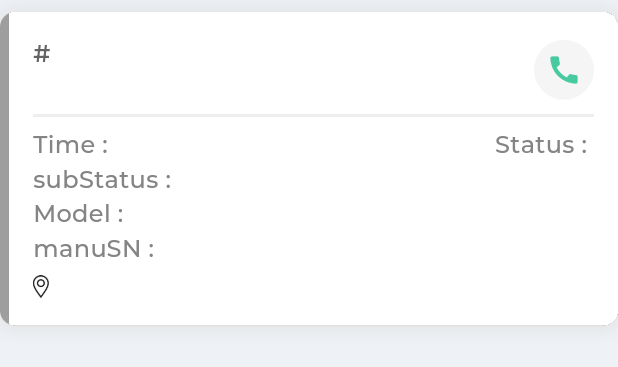
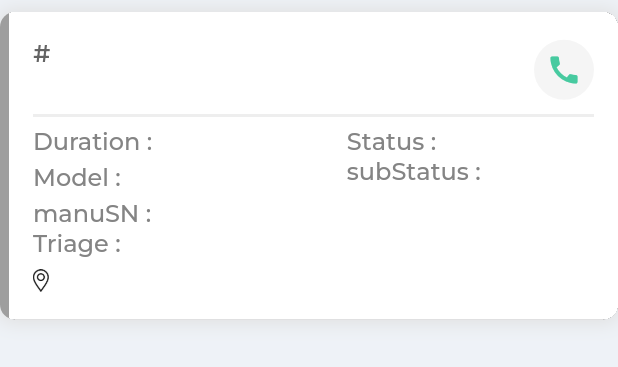
Before and after one commit to Ritik0110/service_management, a Flutter app: the TicketCard widget shown alone on an empty page, opened directly with empty values, on a phone screen of 412 x 824 dp. Shown: the top 367 px of the screen. Run offline on Flutter 3.47's test engine with Material 3 defaults, Android fonts, the phone set to English and light mode, and no system bars; our stand-ins replace dio, easy_date_timeline, flutter_native_splash, fluttertoast, get, shared_preferences; accounts and stored records are empty; network calls fail; project files that could hold a hidden picture were left out.

Commit message:
changes done according to the requirements

```diff
--- a/lib/screens/HomeScreen/widgets/ticket_card.dart
+++ b/lib/screens/HomeScreen/widgets/ticket_card.dart
@@ -2,6 +2,7 @@ import 'package:flutter/material.dart';
 import 'package:get/get.dart';
 import 'package:service_call_management/screens/ticket_details/ticket_details.dart';
 import 'package:service_call_management/utils/app_assets.dart';
+import 'package:service_call_management/utils/extension/size_extension.dart';
 import 'package:url_launcher/url_launcher.dart';
 
 import '../../../utils/app_colors.dart';
@@ -42,6 +43,7 @@ class TicketCard extends StatelessWidget {
 
   @override
   Widget build(BuildContext context) {
+    Size size = MediaQuery.of(context).size;
     return Container(
       margin: const EdgeInsets.symmetric(vertical: 8),
       clipBehavior: Clip.hardEdge,
@@ -76,6 +78,8 @@ class TicketCard extends StatelessWidget {
                 customerName: customerName,
                 startDate: startDate,
                 endDate: endDate,
+                model: model,
+                manuSN: manuSN,
               ));
         },
         child: Container(
@@ -103,7 +107,7 @@ class TicketCard extends StatelessWidget {
                   ),
                   const Spacer(),
                   InkWell(
-                    onTap: (){
+                    onTap: () {
                       launchUrl(Uri.parse("tel:$contactNumber"));
                     },
                     child: CircleAvatar(
@@ -120,29 +124,45 @@ class TicketCard extends StatelessWidget {
                 thickness: 2,
               ),
               Row(
+                mainAxisAlignment: MainAxisAlignment.spaceBetween,
+                crossAxisAlignment: CrossAxisAlignment.start,
                 children: [
-                  Text(
-                    "Time : ",
-                    style: AppTextStyle.regularTS.copyWith(
-                      fontSize: 16,
-                      color: AppColors.grey848Color,
+                  Column(
+                    mainAxisAlignment: MainAxisAlignment.start,
+                    crossAxisAlignment: CrossAxisAlignment.start,
+                    children: [
+                      commonRow(
+                        size: size,
+                          title: "Duration : ",
+                          value: ticketTime,
+                          style: AppTextStyle.black323semi16),
+                      4.sizedBoxHeight,
+                      commonRow(
+                        size: size,
+                          title: "Model : ",
+                          value: model,
+                          style: AppTextStyle.black323semi16),
+                      4.sizedBoxHeight,
+                      commonRow(
+                        size: size,
+                          title: "manuSN : ",
+                          value: manuSN,
+                          style: AppTextStyle.black323semi16),
+                      commonRow(
+                          size: size,
+                          title: "Triage : ",
+                          value: ticketSubStatus,
+                          style: AppTextStyle.black323semi16),
+                    ],
                   ),
-                  ),
-                  Text(
-                    ticketTime,
-                    style: AppTextStyle.semiBoldTS
-                        .copyWith(color: AppColors.black323Color, fontSize: 16),
-                  ),
-                  const Spacer(),
-                  Text(
-                    "Status : ",
-                    style: AppTextStyle.regularTS.copyWith(
-                      fontSize: 16,
-                      color: AppColors.grey848Color,
-                    ),
-                  ),
-                  Text(
-                    ticketStatus,
+                  Column(
+                    mainAxisAlignment: MainAxisAlignment.start,
+                    crossAxisAlignment: CrossAxisAlignment.start,
+                    children: [
+                      commonRow(
+                        size: size,
+                          title: "Status : ",
+                          value: ticketStatus,
                           style: AppTextStyle.semiBoldTS.copyWith(
                             fontSize: 16,
                             color: ticketStatus.toLowerCase() == "open"
@@ -150,61 +170,18 @@ class TicketCard extends StatelessWidget {
                                 : ticketStatus.toLowerCase() == "close"
                                 ? AppColors.redE25Color
                                 : Colors.grey,
-                    ),
-                  ),
+                          )),
+                      commonRow(
+                        size: size,
+                          title: "subStatus : ",
+                          value: ticketSubStatus,
+                          style: AppTextStyle.black323semi16),
+
+                    ],
+                  )
                 ],
               ),
-              Row(
-                children: [
-                  Text(
-                    "subStatus : ",
-                    style: AppTextStyle.regularTS.copyWith(
-                      fontSize: 16,
-                      color: AppColors.grey848Color,
-                    ),
-                  ),
-                  Text(
-                    ticketSubStatus,
-                    style: AppTextStyle.semiBoldTS
-                        .copyWith(color: AppColors.black323Color, fontSize: 16),
-                  ),
-                ],
-              ),
-              Row(
-                children: [
-                  Text(
-                    "Model : ",
-                    style: AppTextStyle.regularTS.copyWith(
-                      fontSize: 16,
-                      color: AppColors.grey848Color,
-                    ),
-                  ),
-                  Text(
-                    model,
-                    style: AppTextStyle.semiBoldTS
-                        .copyWith(color: AppColors.black323Color, fontSize: 16),
-                  ),
-                ],
-              ),
-              Row(
-                children: [
-                  Text(
-                    "manuSN : ",
-                    style: AppTextStyle.regularTS.copyWith(
-                      fontSize: 16,
-                      color: AppColors.grey848Color,
-                    ),
-                  ),
-                  Text(
-                    manuSN,
-                    style: AppTextStyle.semiBoldTS
-                        .copyWith(color: AppColors.black323Color, fontSize: 16),
-                  ),
-                ],
-              ),
-              const SizedBox(
-                height: 4,
-              ),
+              4.sizedBoxHeight,
               Row(
                 children: [
                   Image.asset(
@@ -230,4 +207,28 @@ class TicketCard extends StatelessWidget {
       ),
     );
   }
+
+  Widget commonRow(
+      {required String title,
+      required String value,
+        required Size size,
+      required TextStyle style,
+      bool reversed = false}) {
+    return SizedBox(
+      width: size.width*0.4,
+      child: RichText(
+        overflow: TextOverflow.ellipsis,
+        maxLines: 2,
+        text: TextSpan(
+            text: title,
+            style: reversed ? style : AppTextStyle.grey84regular16,
+             spellOut: true,
+            children: [
+              TextSpan(
+                  text: value,
+                  style: reversed ? AppTextStyle.grey84regular16 : style)
+            ]),
+      ),
+    );
   }
+}
--- a/lib/screens/choose_items/choose_item_controller.dart
+++ b/lib/screens/choose_items/choose_item_controller.dart
@@ -77,9 +77,13 @@ class ChooseItemController extends GetxController {
         for (var e in element) {
           if (e.itemName!.toLowerCase().contains(searchValue!.toLowerCase())) {
             temp.add(e);
+          }else if(e.itemCode!.toLowerCase().contains(searchValue.toLowerCase())){
+            temp.add(e);
           }
         }
-        searchItems.add(temp);
+        if(temp.isNotEmpty){
+          searchItems.add(temp);
+        }
       }
     } else {
       searchItems.clear();
--- a/lib/screens/purchase_request_form/purchase_request_form.dart
+++ b/lib/screens/purchase_request_form/purchase_request_form.dart
@@ -18,7 +18,7 @@ class PurchaseRequestForm extends StatelessWidget {
   Widget build(BuildContext context) {
     return Scaffold(
       appBar: AppBar(
-        title: Text(isPurchase?'Purchase Request Form':"Inventory Transfer Form"),
+        title: const Text("Parts Request"),
       ),
       body: Form(
         key: formController.formKey,
@@ -95,7 +95,7 @@ class PurchaseRequestForm extends StatelessWidget {
             ),
             const Spacer(),
             CommonMaterialButton(
-                buttonText: "Choose Item",
+                buttonText: "Choose Item(s)",
                 onTap:formController.submitForm
             )
           ],
--- a/lib/screens/stock_request/stock_request.dart
+++ b/lib/screens/stock_request/stock_request.dart
@@ -32,7 +32,7 @@ class _StockRequestState extends State<StockRequest>
   Widget build(BuildContext context) {
     return Scaffold(
       appBar: AppBar(
-        title: const Text('Stock Request'),
+        title: const Text('Parts Request'),
       ),
       body: Column(
         children: [
--- a/lib/services/network_api_services.dart
+++ b/lib/services/network_api_services.dart
@@ -10,7 +10,7 @@ import 'app_exceptions.dart';
 
 class NetWorkApiService extends BaseApiServices {
   static Dio dio = Dio(BaseOptions(
-    baseUrl: AppUrl.mainBaseUrl,
+    baseUrl: AppUrl.baseUrl,
   ));
   @override
   Future getApi(String url, {Map<String, dynamic>? queryParameters}) async {
--- a/lib/utils/api_helper.dart
+++ b/lib/utils/api_helper.dart
@@ -14,7 +14,7 @@ import 'app_url.dart';
 
 
 class ApiHelper {
-  static Dio dio = Dio(BaseOptions(baseUrl:AppUrl.mainBaseUrl,));
+  static Dio dio = Dio(BaseOptions(baseUrl:AppUrl.baseUrl,));
   static Future<String?> getTickets(String date) async {
 
     try {
--- a/lib/utils/app_test_style.dart
+++ b/lib/utils/app_test_style.dart
@@ -7,22 +7,25 @@ class AppTextStyle{
 
   static TextStyle regularTS = const TextStyle(
     fontFamily: "Montserrat",
+    overflow: TextOverflow.ellipsis,
   );
 
   static TextStyle mediumTS = const TextStyle(
     fontFamily: "Montserrat",
     fontWeight: FontWeight.w300,
+    overflow: TextOverflow.ellipsis,
   );
 
   static TextStyle semiBoldTS = const TextStyle(
     fontFamily: "Montserrat",
     fontWeight: FontWeight.w600,
-
+    overflow: TextOverflow.ellipsis,
   );
 
   static TextStyle boldTS = const TextStyle(
     fontFamily: "Montserrat",
     fontWeight: FontWeight.w700,
+    overflow: TextOverflow.ellipsis,
   );
 
 
```
Also changed, not shown: lib/common_widgets/common_item_view.dart (+32 -12 lines), lib/screens/choose_items/choose_items.dart (+8 -6 lines), lib/screens/purchase_order_review/purhcase_order_review.dart (+5 -7 lines), lib/screens/ticket_details/ticket_details.dart (+35 -40 lines). Lines whose indentation alone changed are shown as unchanged.
